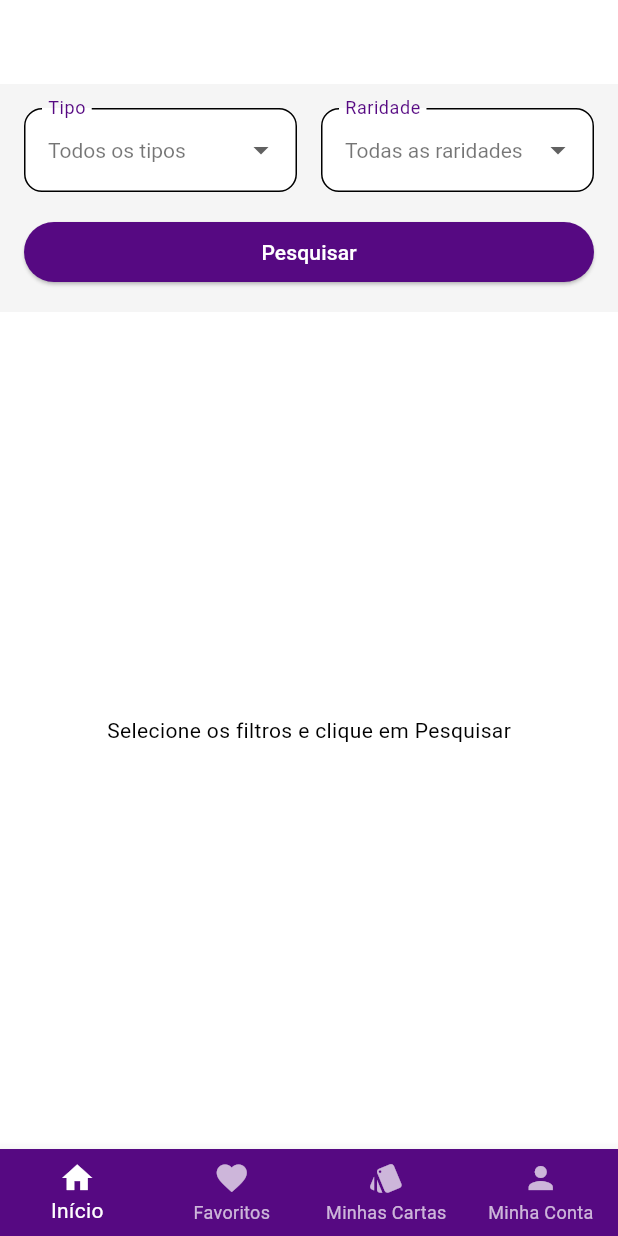
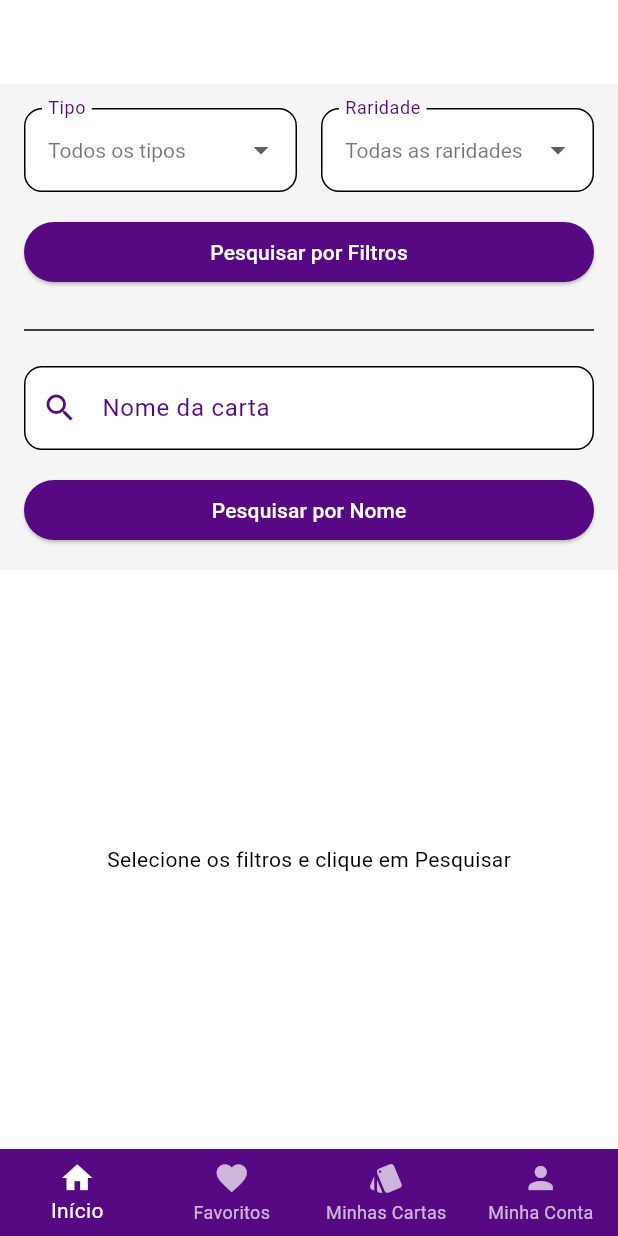
Before and after one commit to yanldc/Final-Mobile, a Flutter app: the HomeScreen screen opened directly, on a phone screen of 412 x 824 dp. Run offline on Flutter 3.47's test engine with Material 3 defaults, Android fonts, the phone set to English and light mode, and no system bars; our stand-ins replace get, hive, hive_flutter; accounts and stored records are empty.

Commit message:
feat: adicionar pesquisa por nome de carta na home

```diff
--- a/final_mobile/lib/screens/home_screen.dart
+++ b/final_mobile/lib/screens/home_screen.dart
@@ -29,6 +29,7 @@ class _HomeScreenState extends State<HomeScreen> {
   String? _selectedType;
   String? _selectedRarity;
   bool _filtersLoaded = false;
+  final _searchController = TextEditingController();
 
   @override
   void initState() {
@@ -60,6 +61,45 @@ class _HomeScreenState extends State<HomeScreen> {
         type: _selectedType,
         rarity: _selectedRarity,
       );
+
+      final user = AuthService.getCurrentUser();
+
+      List<String> favoritos = [];
+      List<String> minhasCartas = [];
+
+      if (user != null) {
+        favoritos = UserService.getFavoritos(user.id);
+        minhasCartas = UserService.getMinhasCartas(user.id);
+      }
+
+      setState(() {
+        _cards = cards;
+        _favoritos = favoritos;
+        _minhasCartas = minhasCartas;
+        _isLoading = false;
+      });
+    } catch (e) {
+      setState(() {
+        _error = e.toString();
+        _isLoading = false;
+      });
+    }
+  }
+
+  Future<void> _searchByName() async {
+    final query = _searchController.text.trim();
+    if (query.isEmpty) {
+      setState(() => _error = 'Digite o nome da carta');
+      return;
+    }
+
+    try {
+      setState(() {
+        _isLoading = true;
+        _error = '';
+      });
+
+      final cards = await PokemonApiService.searchCards(query);
 
       final user = AuthService.getCurrentUser();
 
@@ -293,7 +333,47 @@ class _HomeScreenState extends State<HomeScreen> {
                     backgroundColor: const Color(0xFF560982),
                     foregroundColor: Colors.white,
                   ),
-                  child: const Text('Pesquisar'),
+                  child: const Text('Pesquisar por Filtros'),
+                ),
+              ),
+              const SizedBox(height: 20),
+              const Divider(),
+              const SizedBox(height: 16),
+              TextFormField(
+                controller: _searchController,
+                style: TextStyle(
+                  color: themeController.isDarkMode ? Colors.white : Colors.black,
+                ),
+                decoration: InputDecoration(
+                  labelText: 'Nome da carta',
+                  labelStyle: TextStyle(
+                    color: themeController.isDarkMode ? Colors.white70 : const Color(0xFF560982),
+                  ),
+                  border: OutlineInputBorder(
+                    borderRadius: BorderRadius.circular(12),
+                  ),
+                  focusedBorder: OutlineInputBorder(
+                    borderRadius: BorderRadius.circular(12),
+                    borderSide: const BorderSide(color: Color(0xFF560982), width: 2),
+                  ),
+                  filled: true,
+                  fillColor: themeController.isDarkMode ? Colors.grey[800] : Colors.white,
+                  prefixIcon: Icon(
+                    Icons.search,
+                    color: themeController.isDarkMode ? Colors.white70 : const Color(0xFF560982),
+                  ),
+                ),
+              ),
+              const SizedBox(height: 16),
+              SizedBox(
+                width: double.infinity,
+                child: ElevatedButton(
+                  onPressed: _searchByName,
+                  style: ElevatedButton.styleFrom(
+                    backgroundColor: const Color(0xFF560982),
+                    foregroundColor: Colors.white,
+                  ),
+                  child: const Text('Pesquisar por Nome'),
                 ),
               ),
             ],
```
Also changed, not shown: final_mobile/lib/services/pokemon_api_service.dart (+25 -2 lines).
